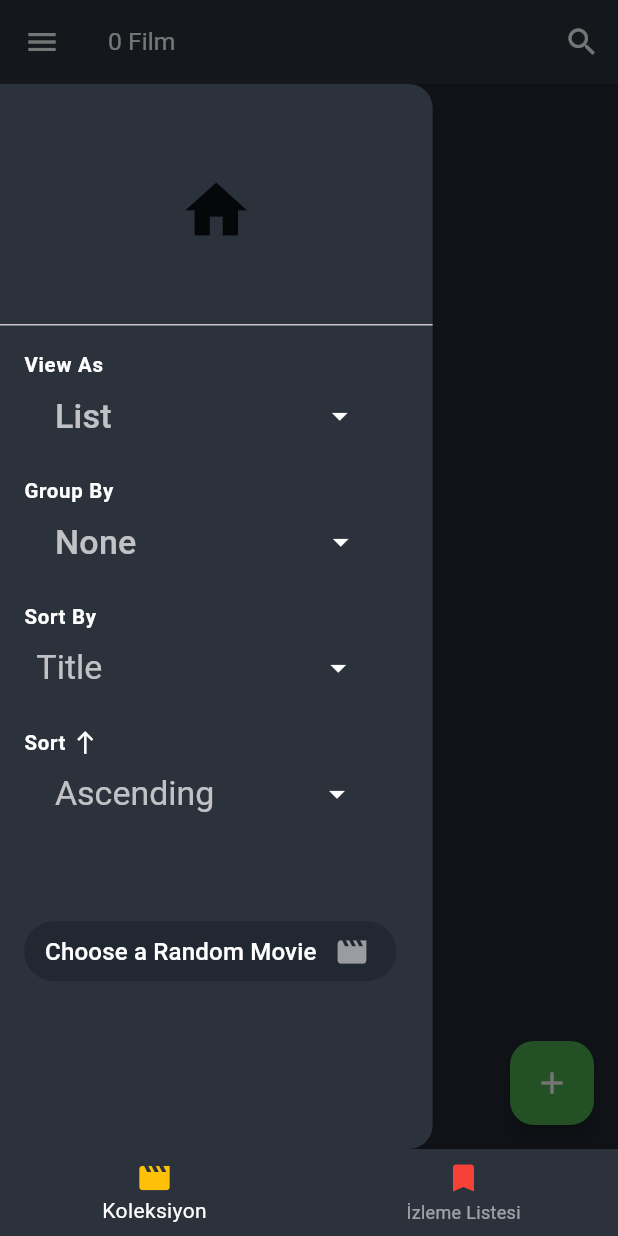
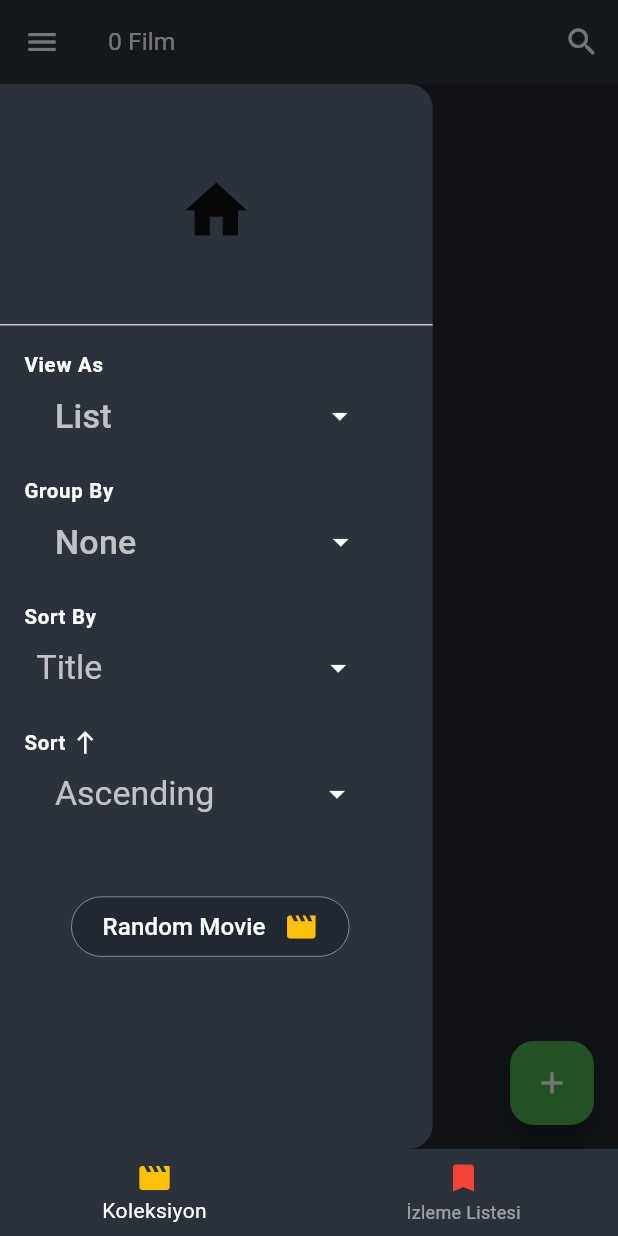
Before and after one commit to MertAliUzun/movie_collections_mobile, a Flutter app: the screen it shows after launch, with the side drawer open, on a phone screen of 412 x 824 dp. Run offline on Flutter 3.47's test engine with Material 3 defaults, Android fonts, the phone set to English and light mode, and no system bars; our stand-ins replace connectivity_plus, flutter_dotenv, flutter_rating_bar, hive, hive_flutter, image_picker and 2 more; missing offline and left inert: cloudinary_public, country_flags; accounts and stored records are empty.

Commit message:
v 6.0 (redesigned random movie button)

```diff
--- a/lib/screens/add_movie_screen.dart
+++ b/lib/screens/add_movie_screen.dart
@@ -383,6 +383,10 @@ class _AddMovieScreenState extends State<AddMovieScreen> {
 
   void _editDirector() {
     editDirector(context, _directorNameController);
+    setState(() {
+      // Bu noktada `_directorNameController.text` güncellenmiş olur ve UI yeniden render edilir.
+      //_directorNameController.text = input;
+    });
   }
 
   //DELETE BUSINESS
--- a/lib/screens/edit_movie_screen.dart
+++ b/lib/screens/edit_movie_screen.dart
@@ -373,10 +373,12 @@ class _EditMovieScreenState extends State<EditMovieScreen> {
       _selectedProductionCompanies = widget.movie!.productionCompany ?? [];
       _sortTitleController.text = widget.movie!.customSortTitle ?? '';
       _fetchSimilarMovies();
+      print(widget.movie!.id);
     }
   }
 
   Future<void> _fetchSimilarMovies() async {
+    if(int.parse(widget.movie!.id) < 0) {return;}
     var connectivityResult = await (Connectivity().checkConnectivity());
     if (connectivityResult[0] == ConnectivityResult.none) {
       // Skip fetching similar movies if there's no internet
@@ -388,7 +390,6 @@ class _EditMovieScreenState extends State<EditMovieScreen> {
       final movieDetails = await tmdbService.searchMovies(widget.movie!.movieName);
       if (movieDetails.isNotEmpty) {
         final movieId = movieDetails[0]['id'];
-        if(movieId < 0) { return; }
         final similarMovies = await tmdbService.getSimilarMovies(movieId);
         if(similarMovies != null) {
       setState(() {
--- a/lib/widgets/drawer_widget.dart
+++ b/lib/widgets/drawer_widget.dart
@@ -39,9 +39,27 @@ class DrawerWidget extends StatelessWidget {
         _isFromWishlist = isFromWishlist,
         _movies = movies;
 
-  Movie _getRandomMovie() {
+  Movie? _getRandomMovie(BuildContext context) {
     final random = Random();
-    return _movies[random.nextInt(_movies.length)];
+
+    // Koşula göre filtreleme yap
+    List<Movie> filteredMovies = _isFromWishlist
+        ? _movies.where((movie) => !movie.watched).toList() // watched == false
+        : _movies.where((movie) => movie.watched).toList(); // watched == true
+
+    if (filteredMovies.isEmpty) {
+      // Eğer filtrelenmiş listede film yoksa, Snackbar göster
+      ScaffoldMessenger.of(context).showSnackBar(
+        SnackBar(
+          content: Text('Unablo to Detect Movies!'),
+          duration: Duration(seconds: 2),
+        ),
+      );
+      return null; // Hiçbir film bulunamadıysa null döndür
+    }
+
+    // Rastgele bir film seç
+    return filteredMovies[random.nextInt(filteredMovies.length)];
   }
 
   @override
@@ -237,26 +255,39 @@ class DrawerWidget extends StatelessWidget {
             ListTile(
               title: Column(
                 children: [
-                  Padding(
-                    padding: EdgeInsets.fromLTRB(0, screenHeight * 0.05, 0, screenHeight * 0.05),
+                  Container(
+                    width: screenWidth * 0.45,
+                    child: Padding(
+                      padding: EdgeInsets.fromLTRB(0, screenHeight * 0.03, 0, screenHeight * 0.01),
                       child: TextButton(onPressed:() {
-                      final movie = _getRandomMovie();
+                        final movie = _getRandomMovie(context);
+                        if (movie != null)
                         Navigator.push(
                           context,
                           MaterialPageRoute(
                             builder: (context) => EditMovieScreen(isFromWishlist: _isFromWishlist, movie: movie),
                           ),
                         );
-                    },style: TextButton.styleFrom(backgroundColor: const Color.fromARGB(255, 34, 40, 50),),  child: Padding(
+                      },style: TextButton.styleFrom(
+                        side: BorderSide(
+                          color: Colors.white,
+                          width: .3,
+                        ),
+                        backgroundColor: const Color.fromARGB(255, 34, 40, 50),),
+                        child: Padding(
                         padding: const EdgeInsets.symmetric(horizontal: 2),
                         child: Row(
+                          mainAxisAlignment: MainAxisAlignment.center,
                           children: [
-                          Text('Choose a Random Movie', style: TextStyle(color: Colors.white, fontSize: screenWidth * 0.039),),
+                            Text('Random Movie', style: TextStyle(color: Colors.white, fontSize: screenWidth * 0.039),),
                             SizedBox(width: screenWidth * 0.03,),
-                          Icon(Icons.movie, size: screenWidth * 0.055, color: Colors.white54,),
+                            Icon(size: screenWidth * 0.055,
+                            _isFromWishlist ? Icons.bookmark : Icons.movie,
+                             color: _isFromWishlist ? Colors.red : Colors.amber,),
                           ],
                         ),
                       )),
+                    ),
                   ),
                 ],
               ),
```
Lines whose indentation alone changed are shown as unchanged.
